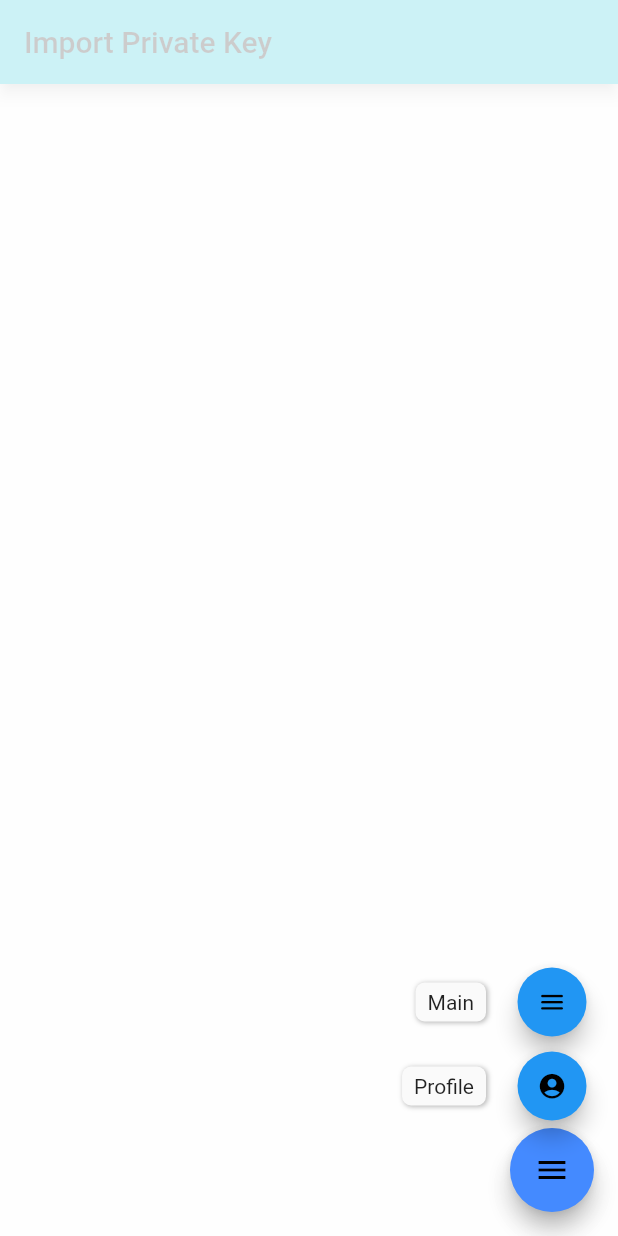
After one commit to isunyoo/eth_toto_board_flutter, a Flutter app: the ImportKey screen opened directly, after a tap on the "menu" icon, on a phone screen of 412 x 824 dp. The commit adds this screen. Run offline on Flutter 3.47's test engine with Material 2 defaults, Android fonts, the phone set to English and light mode, and no system bars; drawn by our look-alikes of flutter_speed_dial; our stand-ins replace convert, firebase_auth, firebase_core, firebase_database, firebase_remote_config, firebase_storage and 5 more; missing offline and left inert: flutter_email_sender, flutter_number_picker, flutter_string_encryption, web3dart; accounts and stored records are empty; statements that could not run were skipped.

Commit message:
Updated for changes.

```diff
--- a/lib/history.dart
+++ b/lib/history.dart
@@ -1,3 +1,4 @@
+import 'dart:convert';
 import 'package:flutter/material.dart';
 import 'package:flutter/gestures.dart';
 import 'package:url_launcher/url_launcher.dart';
@@ -31,7 +32,7 @@ class _HistoryOutputState extends State<HistoryOutput> {
   // To create a new Firebase Remote Config instance
   late RemoteConfig _remoteConfig = RemoteConfig.instance;
   // Create a DatabaseReference which references a node called txreceipts
-  late final DatabaseReference _txReceiptRef = FirebaseDatabase(databaseURL:_remoteConfig.getString('Firebase_Database')).reference();
+  late final DatabaseReference _txReceiptRef = FirebaseDatabase(databaseURL:jsonDecode(_remoteConfig.getValue('Connection_Config').asString())['Firebase']['Firebase_Database']).reference();
   // The user's ID which is unique from the Firebase project
   String? userId = FirebaseAuth.instance.currentUser?.uid;
   List<Map<dynamic, dynamic>> lists = [];
--- /dev/null
+++ b/lib/import.dart
@@ -0,0 +1,154 @@
+import 'package:flutter/material.dart';
+import 'package:flutter/gestures.dart';
+import 'package:url_launcher/url_launcher.dart';
+import 'package:firebase_core/firebase_core.dart';
+import 'package:firebase_auth/firebase_auth.dart';
+import 'package:eth_toto_board_flutter/profile.dart';
+import 'package:eth_toto_board_flutter/boardmain.dart';
+import 'package:firebase_database/firebase_database.dart';
+import 'package:flutter_speed_dial/flutter_speed_dial.dart';
+import 'package:firebase_remote_config/firebase_remote_config.dart';
+import 'package:eth_toto_board_flutter/utilities/remote_config.dart';
+
+class ImportKey extends StatefulWidget {
+  const ImportKey({Key? key}) : super(key: key);
+
+  @override
+  State<ImportKey> createState() => _ImportKeyState();
+
+  static SnackBar customSnackBar({required String content}) {
+    return SnackBar(
+      backgroundColor: Colors.black,
+      content: Text(
+        content,
+        style: const TextStyle(color: Colors.redAccent, letterSpacing: 0.5),
+      ),
+    );
+  }
+
+}
+
+class _ImportKeyState extends State<ImportKey> {
+  // To create a new Firebase Remote Config instance
+  late RemoteConfig _remoteConfig = RemoteConfig.instance;
+  // Create a DatabaseReference which references a node called txreceipts
+  late final DatabaseReference _txReceiptRef = FirebaseDatabase(databaseURL:_remoteConfig.getString('Firebase_Database')).reference();
+  // The user's ID which is unique from the Firebase project
+  String? userId = FirebaseAuth.instance.currentUser?.uid;
+  List<Map<dynamic, dynamic>> lists = [];
+
+  @override
+  void initState() {
+    // TODO: implement initState
+    super.initState();
+    initialSetup();
+  }
+
+  Future<void> initialSetup() async {
+    // Firebase Initialize App Function
+    WidgetsFlutterBinding.ensureInitialized();
+    await Firebase.initializeApp();
+    // To fetch remote config from Firebase Remote Config
+    RemoteConfigService _remoteConfigService = RemoteConfigService();
+    _remoteConfig = await _remoteConfigService.setupRemoteConfig();
+  }
+
+  @override
+  Scaffold build(BuildContext context) {
+    return Scaffold(
+      appBar: AppBar(
+        title: const Text('Import Private Key'),
+        automaticallyImplyLeading: false,
+      ),
+      // body: SingleChildScrollView(
+      //   child: Column(
+      //       children: <Widget>[
+      //         FutureBuilder(
+      //             future: _txReceiptRef.child('vaults/$userId').orderByChild("timestamp").once(),
+      //             // future: _txReceiptRef.child('txreceipts').orderByChild("timestamp").limitToLast(10).once(),
+      //             builder: (BuildContext context, AsyncSnapshot snapshot) {
+      //               if (snapshot.connectionState == ConnectionState.done) {
+      //                 if(snapshot.data.value == null) {
+      //                   return const Text('\n No History Transaction Data Existed.', textScaleFactor: 1.5, style: TextStyle(color: Colors.red));
+      //                 } else {
+      //                   // 'DataSnapshot' value != null
+      //                   lists.clear();
+      //                   Map<dynamic, dynamic> values = snapshot.data?.value;
+      //                   values.forEach((key, values) {
+      //                     lists.add(values);
+      //                   });
+      //                   return ListView.builder(
+      //                       primary: false,
+      //                       shrinkWrap: true,
+      //                       itemCount: lists.length,
+      //                       itemBuilder: (BuildContext context, int index) {
+      //                         return Card(
+      //                           child: Column(
+      //                             crossAxisAlignment: CrossAxisAlignment.start,
+      //                             children: <Widget>[
+      //                               Text("Date: " + lists[index]["date"] + " , Transaction Status: " + lists[index]["status"].toString()),
+      //                               Text("SlotData: " + lists[index]["slotData"]),
+      //                               RichText(
+      //                                   text: TextSpan(
+      //                                       children: [
+      //                                         const TextSpan(
+      //                                           style: TextStyle(
+      //                                               color: Colors.black,
+      //                                               fontSize: 14),
+      //                                           text: "Transaction Hash: ",
+      //                                         ),
+      //                                         TextSpan(
+      //                                             style: const TextStyle(
+      //                                                 color: Colors.blueAccent,
+      //                                                 fontSize: 14),
+      //                                             text: '0x${lists[index]["transactionHash"]}',
+      //                                             recognizer: TapGestureRecognizer()
+      //                                               ..onTap = () async {
+      //                                                 var url = "https://ropsten.etherscan.io/tx/0x${lists[index]["transactionHash"]}";
+      //                                                 if (await canLaunch(url)) {
+      //                                                   await launch(url);
+      //                                                 } else {
+      //                                                   throw 'Could not launch $url';
+      //                                                 }
+      //                                               }
+      //                                         ),
+      //                                       ]
+      //                                   )),
+      //                             ],
+      //                           ),
+      //                         );
+      //                       });
+      //                 }
+      //               }
+      //               return const CircularProgressIndicator();
+      //             }),
+      //       ]
+      //   ),
+      // ),
+      floatingActionButton: SpeedDial(
+          icon: Icons.menu,
+          backgroundColor: Colors.blueAccent,
+          children: [
+            SpeedDialChild(
+              child: const Icon(Icons.account_circle_sharp),
+              label: 'Profile',
+              backgroundColor: Colors.blue,
+              onTap: () {
+                // Navigator.push(context, MaterialPageRoute(builder: (_) => ProfilePage(passedValue1: myAddress)));
+              },
+            ),
+            SpeedDialChild(
+              child: const Icon(Icons.menu_rounded),
+              label: 'Main',
+              backgroundColor: Colors.blue,
+              onTap: () {
+                // Navigate to the main screen using a named route.
+                Navigator.push(context, MaterialPageRoute(builder: (_) => const BoardMain(),),);
+              },
+            ),
+          ]
+      ),
+    );
+  }
+
+}
--- a/lib/output.dart
+++ b/lib/output.dart
@@ -38,7 +38,7 @@ class _OutputState extends State<Output> {
   Web3DartHelper web3util = Web3DartHelper();
   late AnimationController controller;
   // Create a DatabaseReference which references a node called txreceipts
-  late final DatabaseReference _txReceiptRef = FirebaseDatabase(databaseURL:_remoteConfig.getString('Firebase_Database')).reference();
+  late final DatabaseReference _txReceiptRef = FirebaseDatabase(databaseURL:jsonDecode(_remoteConfig.getValue('Connection_Config').asString())['Firebase']['Firebase_Database']).reference();
   // The user's ID which is unique from the Firebase project
   String? userId = FirebaseAuth.instance.currentUser?.uid;
   // FutureBuilder helps in awaiting long-running operations in the Scaffold.
--- a/lib/profile.dart
+++ b/lib/profile.dart
@@ -2,6 +2,7 @@ import 'package:flutter/material.dart';
 import 'package:flutter/services.dart';
 import 'package:qr_flutter/qr_flutter.dart';
 import 'package:firebase_auth/firebase_auth.dart';
+import 'package:eth_toto_board_flutter/import.dart';
 import 'package:eth_toto_board_flutter/boardmain.dart';
 import 'package:eth_toto_board_flutter/screens/login.dart';
 import 'package:flutter_speed_dial/flutter_speed_dial.dart';
@@ -109,6 +110,15 @@ class _ProfilePageState extends State<ProfilePage> {
         backgroundColor: Colors.blueAccent,
         children: [
           SpeedDialChild(
+            child: const Icon(Icons.vpn_key_rounded),
+            label: 'Import Key',
+            backgroundColor: Colors.blue,
+            onTap: () {
+              // Navigate to the main screen using a named route.
+              Navigator.push(context, MaterialPageRoute(builder: (_) => const ImportKey(),),);
+            },
+          ),
+          SpeedDialChild(
             child: const Icon(Icons.exit_to_app),
             label: 'Logout',
             backgroundColor: Colors.blue,
--- a/lib/utilities/remote_config.dart
+++ b/lib/utilities/remote_config.dart
@@ -1,4 +1,5 @@
 // https://betterprogramming.pub/hide-your-passwords-e9154bbb8db4
+// https://pub.dev/packages/flutter_string_encryption
 // https://gist.github.com/Andrious/51ab198ad6128b55a70d6b1bc32f8136#file-remote_config-dart
 // https://pub.dev/packages/firebase_remote_config/example
 // https://tsvillain.medium.com/update-flutter-app-remotely-using-firebase-remote-config-69aadba275f7
--- /dev/null
+++ b/lib/utilities/string_encryption.dart
@@ -0,0 +1,112 @@
+// https://pub.dev/packages/flutter_string_encryption
+// https://github.com/sroddy/flutter_string_encryption/blob/1fa478d59842931f5959e288880c384077d52bb7/lib/flutter_string_encryption.dart#L31
+import 'package:flutter_string_encryption/flutter_string_encryption.dart' show PlatformStringCryptor;
+
+class StringCrypt {
+
+  // final cryptor = PlatformStringCryptor();
+  // final String key = await cryptor.generateRandomKey();
+  // final password = "user_provided_password";
+  // final String salt = await cryptor.generateSalt();
+  // final String key = await cryptor.generateKeyFromPassword(password, salt);
+  // final String encrypted = await cryptor.encrypt("A string to encrypt.", key);
+  // try {
+  // final String decrypted = await cryptor.decrypt(encrypted, key);
+  // print(decrypted); // - A string to encrypt.
+  // } on MacMismatchException {
+  // // unable to decrypt (wrong key or forged data)
+  // }
+
+  StringCrypt({
+    String key,
+    String password,
+    String salt,
+  }) {
+    _crypto = PlatformStringCryptor();
+    if (key != null && key.trim().isNotEmpty) {
+      _key = key;
+    } else {
+      _keyFromPassword(password, salt).then((String key) {
+        _key = key;
+      });
+    }
+  }
+  String _key;
+  PlatformStringCryptor _crypto;
+
+  Future<String> en(String data, [String key]) => encrypt(data, key);
+
+  Future<String> encrypt(String data, [String key]) async {
+    if (key != null) {
+      key = key.trim();
+      if (key.isEmpty) key = null;
+    }
+    String encrypt;
+    try {
+      encrypt = await _crypto.encrypt(data, key ??= _key);
+    } catch (ex) {
+      encrypt = "";
+      getError(ex);
+    }
+    return encrypt;
+  }
+
+  Future<String> de(String data, [String key]) => decrypt(data, key);
+
+  Future<String> decrypt(String data, [String key]) async {
+    if (key != null) {
+      key = key.trim();
+      if (key.isEmpty) key = null;
+    }
+    String decrypt;
+    try {
+      decrypt = await _crypto.decrypt(data, key ??= _key);
+    } catch (ex) {
+      decrypt = "";
+      getError(ex);
+    }
+    return decrypt;
+  }
+
+  // You will need a key to decrypt things and so on.
+  Future<String> generateRandomKey() => _crypto.generateRandomKey();
+
+  // Generates a salt to use with [generateKeyFromPassword]
+  Future<String> generateSalt() => _crypto.generateSalt();
+
+  // Gets a key from the given [password] and [salt].
+  Future<String> generateKeyFromPassword(String password, String salt) =>
+      _crypto.generateKeyFromPassword(password, salt);
+
+  Future<String> _keyFromPassword(String password, String salt) async {
+    if (password == null || password.trim().isEmpty) return "";
+    String _salt;
+    if (salt == null || salt.trim().isEmpty) {
+      _salt = await generateSalt();
+    } else {
+      _salt = salt.trim();
+    }
+    return await generateKeyFromPassword(password, _salt);
+  }
+
+  bool get hasError => _error != null;
+
+  bool get inError => _error != null;
+  Object _error;
+
+  Exception getError([Object error]) {
+    // Return the stored exception
+    Exception ex = _error;
+    // Empty the stored exception
+    if (error == null) {
+      _error = null;
+    } else {
+      if (error is! Exception) error = Exception(error.toString());
+      _error = error;
+    }
+    // Return the exception just past if any.
+    if (ex == null) ex = error;
+    return ex;
+  }
+
+}
--- a/lib/utilities/web3dartutil.dart
+++ b/lib/utilities/web3dartutil.dart
@@ -28,8 +28,8 @@ class Web3DartHelper {
     // ethClient = Web3Client(dotenv.get('Ganache_HTTP'), httpClient);
     // ethClient = Web3Client(_remoteConfig.getString('Ropsten_HTTPS'), httpClient);
     // WebSocket stream channels
-    ethClient = Web3Client(_remoteConfig.getString('Ropsten_HTTPS'), Client(), socketConnector: () {
-      return IOWebSocketChannel.connect(_remoteConfig.getString('Ropsten_Websockets')).cast<String>();
+    ethClient = Web3Client(jsonDecode(_remoteConfig.getValue('Connection_Config').asString())['Ropsten']['Ropsten_HTTPS'], Client(), socketConnector: () {
+      return IOWebSocketChannel.connect(jsonDecode(_remoteConfig.getValue('Connection_Config').asString())['Ropsten']['Ropsten_Websockets']).cast<String>();
     });
 
     print(jsonDecode(_remoteConfig.getValue('accounts_secrets').asString())['0x82d85cF1331F9410F84D0B2aaCF5e2753a5afa82']);
--- a/pubspec.yaml
+++ b/pubspec.yaml
@@ -46,6 +46,7 @@ dependencies:
   firebase_database: ^8.1.0
   flutter_speed_dial: ^3.0.5
   flutter_email_sender: ^5.0.2
+  flutter_string_encryption: ^0.3.1
   firebase_remote_config: ^0.11.0+2
   qr_flutter: ^4.0.0
   web3dart: ^2.3.1
```
Also changed, not shown: pubspec.lock.
